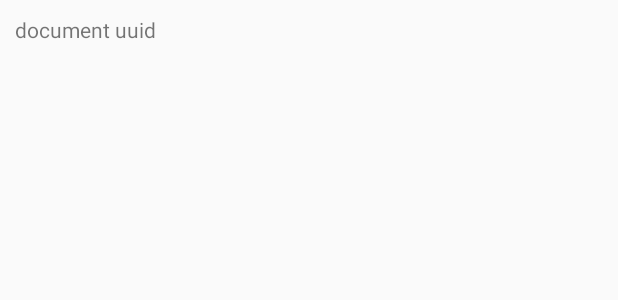
After one commit to edustor/android, an Android app: the layout document_recycler_item.xml on its own in the app's theme, with its tools: preview values and no code run, on a phone screen of 412 x 824 dp. The commit adds this screen. Shown: the top 300 px of the screen. Run offline under Robolectric (Android 15) with nearby library versions, the phone set to English and light mode, and no system bars.

Commit message:
RecyclerView experiments

```diff
--- a/app/src/main/kotlin/ru/wutiarn/edustor/android/view/MainActivityView.kt
+++ b/app/src/main/kotlin/ru/wutiarn/edustor/android/view/MainActivityView.kt
@@ -2,12 +2,15 @@ package ru.wutiarn.edustor.android.view
 
 import android.support.v4.app.Fragment
 import com.hannesdorfmann.mosby.mvp.lce.MvpLceView
+import ru.wutiarn.edustor.android.data.adapter.DocumentsAdapter
 import ru.wutiarn.edustor.android.data.models.Lesson
 
 /**
  * Created by wutiarn on 05.03.16.
  */
 interface MainActivityView : MvpLceView<Lesson> {
+    var documentsAdapter: DocumentsAdapter
+
     fun showSlidingPanelFragment(fragment: Fragment)
     fun detachSlidingPanelFragment()
     fun makeSnackbar(string: String)
--- /dev/null
+++ b/app/src/main/res/layout/document_recycler_item.xml
@@ -0,0 +1,12 @@
+<?xml version="1.0" encoding="utf-8"?>
+<FrameLayout xmlns:android="http://schemas.android.com/apk/res/android"
+    android:layout_width="match_parent"
+    android:layout_height="wrap_content"
+    android:padding="10dp">
+
+    <TextView
+        android:id="@+id/uuid"
+        android:layout_width="wrap_content"
+        android:layout_height="wrap_content"
+        android:text="document uuid" />
+</FrameLayout>
```
Also changed, not shown: app/src/main/kotlin/ru/wutiarn/edustor/android/activity/MainActivity.kt (+43 -23 lines), app/src/main/kotlin/ru/wutiarn/edustor/android/data/adapter/DocumentsAdapter.kt (added, +40 -0 lines), app/src/main/res/layout/content_main.xml (+7 -0 lines).
